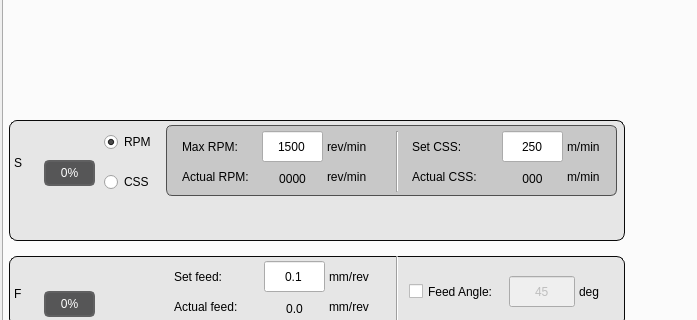
85vmh/teachinlathe, file src/teachinlathe/ui/mainwindow.ui: the form before one commit; both pictures show x 0 to 697 and y 94 to 414 of the 1024 by 737 pixel window.
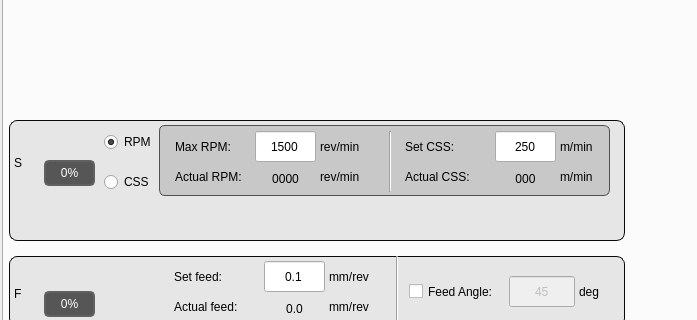
The form after the commit. Icons and pictures are not drawn. Custom widgets are drawn as their Qt base class.

Patch:
```diff
--- a/src/teachinlathe/ui/mainwindow.ui
+++ b/src/teachinlathe/ui/mainwindow.ui
@@ -637,7 +637,7 @@
              <widget class="QStackedWidget" name="spindleModeWidget">
               <property name="geometry">
                <rect>
-                <x>157</x>
+                <x>150</x>
                 <y>5</y>
                 <width>451</width>
                 <height>71</height>
```
